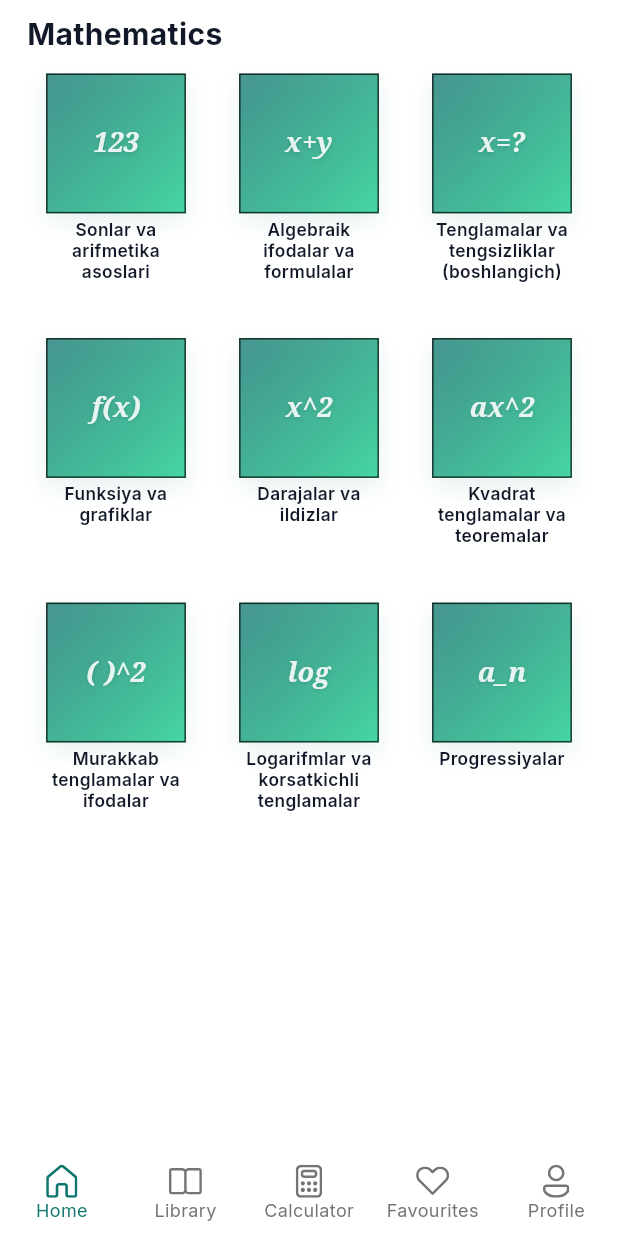
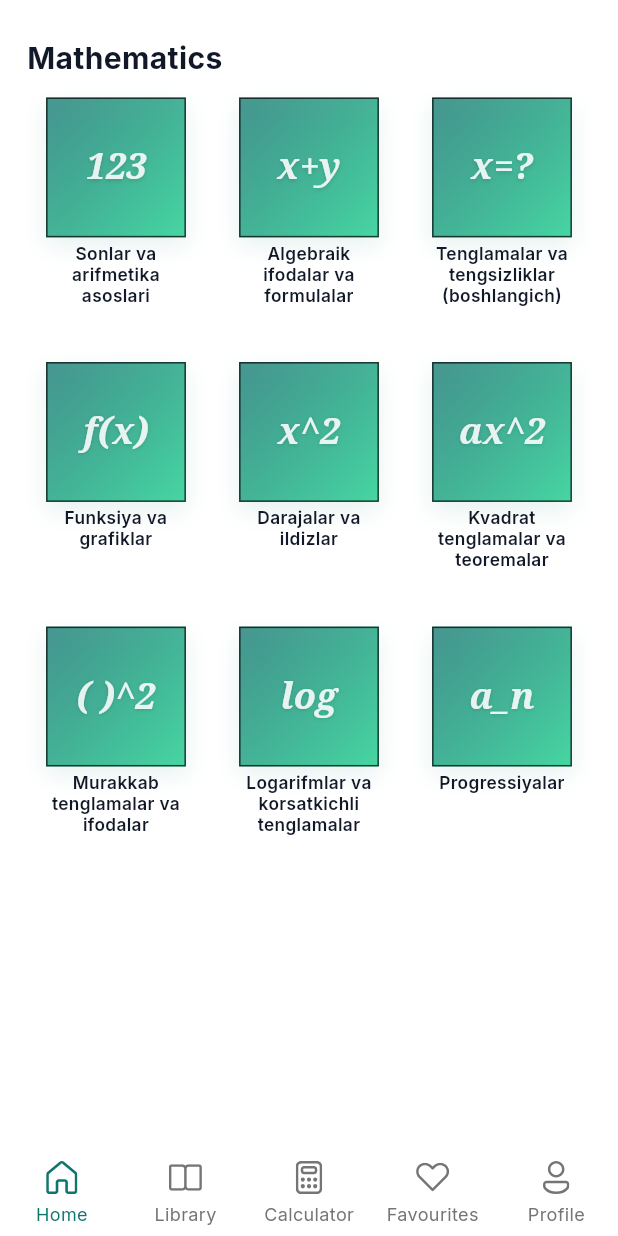
Before and after one commit to jaxongirofficial/ELearn-mobile, a Flutter app: the MainScreen screen opened by its route, on a phone screen of 412 x 824 dp. Run offline on Flutter 3.47's test engine with Material 3 defaults, Android fonts, the phone set to English and light mode, and no system bars; our stand-ins replace flutter_svg, google_fonts.

Commit message:
fixed cards

```diff
--- a/lib/core/presentation/main_screen.dart
+++ b/lib/core/presentation/main_screen.dart
@@ -17,6 +17,7 @@ class MainScreen extends StatefulWidget {
 class _MainScreenState extends State<MainScreen> {
   static const _labelStyle = TextStyle(
     fontSize: 12,
+    height: 1.35,
   );
 
   int _currentIndex = 0;
@@ -37,13 +38,16 @@ class _MainScreenState extends State<MainScreen> {
   ) {
     final isSelected = _currentIndex == index;
 
-    return SvgPicture.asset(
+    return Padding(
+      padding: const EdgeInsets.only(bottom: 6),
+      child: SvgPicture.asset(
         assetPath,
         width: 22,
         height: 22,
         colorFilter: ColorFilter.mode(
           isSelected ? selectedColor : unselectedColor,
           BlendMode.srcIn,
+        ),
       ),
     );
   }
--- a/lib/features/home/presentation/pages/home_page.dart
+++ b/lib/features/home/presentation/pages/home_page.dart
@@ -22,7 +22,7 @@ class HomePage extends StatelessWidget {
         elevation: 0,
       ),
       body: ListView.separated(
-        padding: const EdgeInsets.fromLTRB(16, 8, 16, 24),
+        padding: const EdgeInsets.fromLTRB(16, 24, 16, 24),
         itemCount: subjectSections.length,
         separatorBuilder: (_, __) => const SizedBox(height: 20),
         itemBuilder: (context, index) {
@@ -142,7 +142,7 @@ class _SubjectGridCard extends StatelessWidget {
                       topic.symbol,
                       textAlign: TextAlign.center,
                       style: TextStyle(
-                        fontSize: 18,
+                        fontSize: 24,
                         fontFamily: 'serif',
                         fontWeight: FontWeight.w600,
                         fontStyle: FontStyle.italic,
```
Lines whose indentation alone changed are shown as unchanged.
